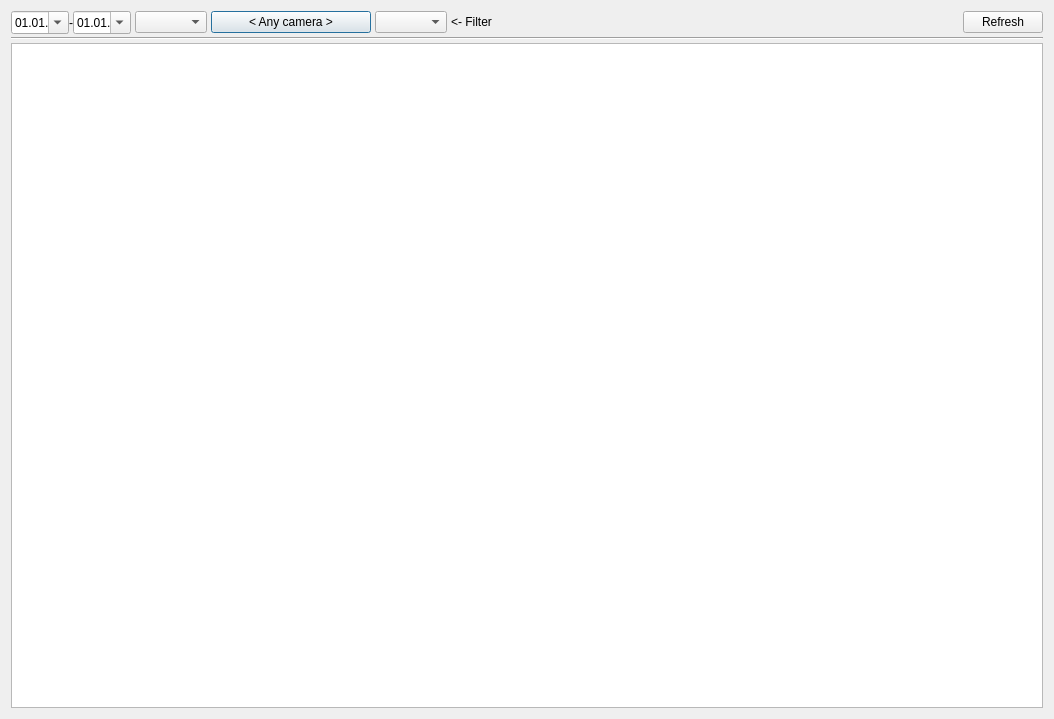
The window that client/src/ui/dialogs/event_log_dialog.ui (networkoptix/nx_open) describes before a commit, drawn with Qt 5.
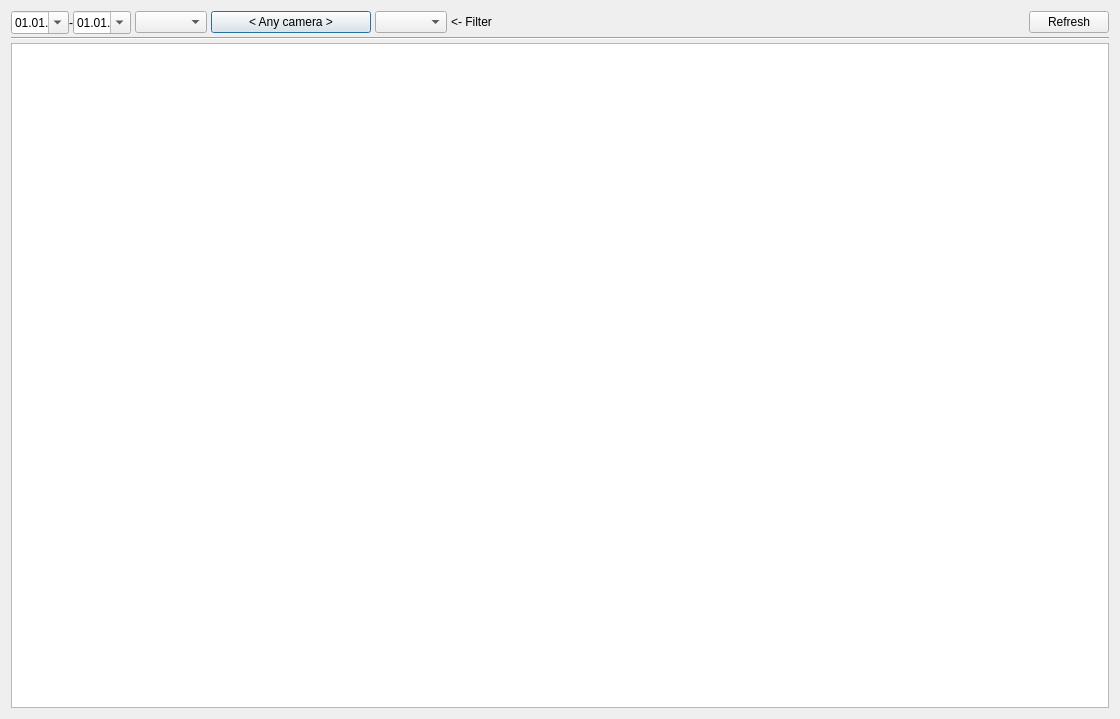
The same window after the commit. Custom widgets are drawn as their Qt base class.

The edit to the form file:
```diff
--- a/client/src/ui/dialogs/event_log_dialog.ui
+++ b/client/src/ui/dialogs/event_log_dialog.ui
@@ -6,7 +6,7 @@
    <rect>
     <x>0</x>
     <y>0</y>
-    <width>1054</width>
+    <width>1120</width>
     <height>719</height>
    </rect>
   </property>
```
